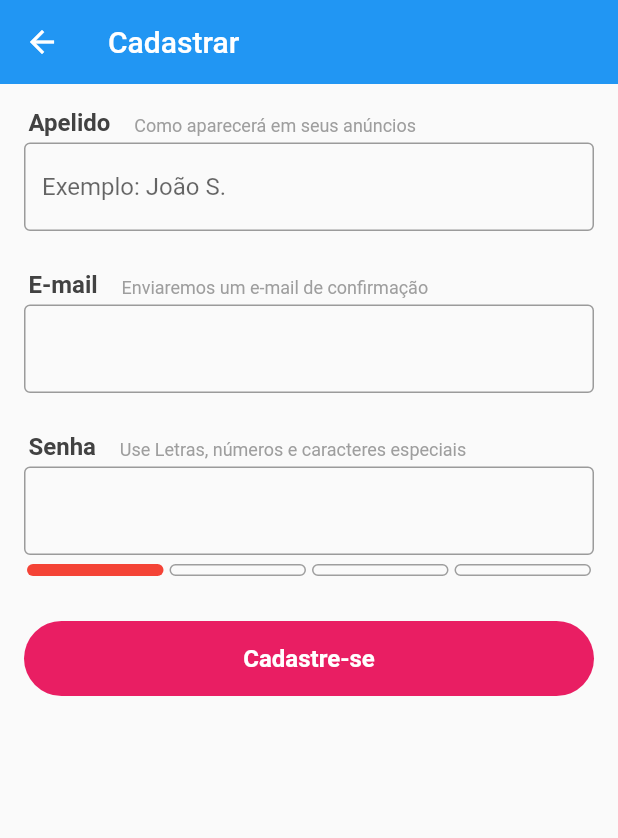
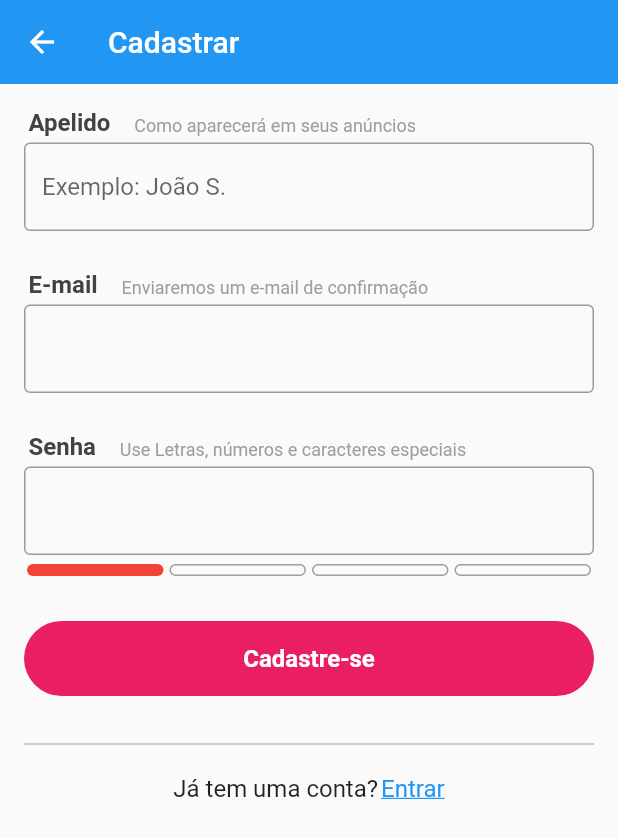
Before and after one commit to emilson-silva/xlo_flutter, a Flutter app: the SignUpScreen screen opened directly, on a phone screen of 412 x 824 dp. Shown: the top 838 px of the screen. Run offline on Flutter 3.47's test engine with Material 2 defaults, Android fonts, the phone set to English and light mode, and no system bars; our stand-ins replace brasil_fields, rxdart.

```diff
--- a/lib/models/user.dart
+++ b/lib/models/user.dart
@@ -1,5 +1,9 @@
 class User {
-  User({this.name, this.email, this.password},);
+  User({
+    this.name,
+    this.email,
+    this.password,
+  });
 
   String name;
   String email;
--- a/lib/screens/signup/signup_screen.dart
+++ b/lib/screens/signup/signup_screen.dart
@@ -1,4 +1,5 @@
 import 'package:flutter/material.dart';
+import 'package:xlo/blocs/signup_bloc.dart';
 import 'package:xlo/screens/signup/widgets/field_Title.dart';
 import 'package:xlo/screens/signup/widgets/password_field.dart';
 
@@ -9,6 +10,19 @@ class SignUpScreen extends StatefulWidget {
 
 class _SignUpScreenState extends State<SignUpScreen> {
   final GlobalKey<FormState> _formKey = GlobalKey<FormState>();
+  SignUpBloc _signUpBloc;
+
+  @override
+  void initState() {
+    super.initState();
+    _signUpBloc = SignUpBloc();
+  }
+
+  @override
+  void dispose() {
+    _signUpBloc?.dispose();
+    super.dispose();
+  }
 
   @override
   Widget build(BuildContext context) {
@@ -19,7 +33,10 @@ class _SignUpScreenState extends State<SignUpScreen> {
       ),
       body: Form(
         key: _formKey,
-        child: ListView(
+        child: StreamBuilder<SignUpBlocState>(
+            stream: _signUpBloc.outState,
+            builder: (context, snapshot) {
+              return ListView(
                 padding: EdgeInsets.symmetric(horizontal: 16.0, vertical: 16.0),
                 children: <Widget>[
                   FieldTitle(
@@ -35,6 +52,8 @@ class _SignUpScreenState extends State<SignUpScreen> {
                       if (text.length < 6) return 'Apelido muito curto';
                       return null;
                     },
+                    onSaved: _signUpBloc.setName,
+                    enabled: snapshot.data.state != SignUpState.LOADING,
                   ),
                   SizedBox(height: 26.0),
                   FieldTitle(
@@ -50,19 +69,30 @@ class _SignUpScreenState extends State<SignUpScreen> {
                         return 'E-mail inválido';
                       return null;
                     },
+                    onSaved: _signUpBloc.setEmail,
+                    enabled: snapshot.data.state != SignUpState.LOADING,
                   ),
                   SizedBox(height: 26.0),
                   FieldTitle(
                     title: 'Senha',
                     subtitle: 'Use Letras, números e caracteres especiais',
                   ),
-            PasswordField(onSaved: (text) {}),
+                  PasswordField(
+                    onSaved: _signUpBloc.setPassword,
+                    enabled: snapshot.data.state != SignUpState.LOADING,
+                  ),
                   Container(
                     margin: EdgeInsets.symmetric(vertical: 24.0),
                     height: 50.0,
                     child: RaisedButton(
                       color: Colors.pink,
-                child: Text(
+                      disabledColor: Colors.pink.withAlpha(150),
+                      child: snapshot.data.state == SignUpState.LOADING
+                          ? CircularProgressIndicator(
+                              valueColor:
+                                  AlwaysStoppedAnimation<Color>(Colors.white),
+                            )
+                          : Text(
                               'Cadastre-se',
                               style: TextStyle(
                                 color: Colors.white,
@@ -70,15 +100,48 @@ class _SignUpScreenState extends State<SignUpScreen> {
                                 fontWeight: FontWeight.w600,
                               ),
                             ),
-                onPressed: _signUp,
+                      onPressed: snapshot.data.state != SignUpState.LOADING
+                          ? _signUp
+                          : null,
                       elevation: 0,
                       shape: RoundedRectangleBorder(
                         borderRadius: BorderRadius.circular(25),
                       ),
                     ),
+                  ),
+                  Divider(
+                    color: Colors.grey,
+                  ),
+                  Padding(
+                    padding: EdgeInsets.symmetric(vertical: 12.0),
+                    child: Row(
+                      mainAxisAlignment: MainAxisAlignment.center,
+                      children: <Widget>[
+                        Text(
+                          'Já tem uma conta?',
+                          style: TextStyle(fontSize: 16.0),
+                        ),
+                        SizedBox(
+                          width: 2.0,
+                        ),
+                        GestureDetector(
+                          onTap: () {
+                            Navigator.of(context).pop();
+                          },
+                          child: Text(
+                            'Entrar',
+                            style: TextStyle(
+                                decoration: TextDecoration.underline,
+                                color: Colors.blue,
+                                fontSize: 16.0),
+                          ),
                         )
                       ],
                     ),
+                  )
+                ],
+              );
+            }),
       ),
     );
   }
@@ -86,6 +149,8 @@ class _SignUpScreenState extends State<SignUpScreen> {
   void _signUp() {
     if (_formKey.currentState.validate()) {
       _formKey.currentState.save();
+
+      _signUpBloc.signUp();
     }
   }
 }
--- a/lib/screens/signup/widgets/password_field.dart
+++ b/lib/screens/signup/widgets/password_field.dart
@@ -2,9 +2,10 @@ import 'package:flutter/material.dart';
 import 'package:flutter/widgets.dart';
 
 class PasswordField extends StatelessWidget {
-  PasswordField({this.onSaved});
+  PasswordField({this.onSaved, this.enabled});
 
   final FormFieldSetter<String> onSaved;
+  final bool enabled;
 
   @override
   Widget build(BuildContext context) {
@@ -40,6 +41,7 @@ class PasswordField extends StatelessWidget {
               ),
               obscureText: true,
               onChanged: state.didChange,
+              enabled: enabled,
             ),
             if (state.value.isEmpty)
               Container(
```
Also changed, not shown: lib/blocs/signup_bloc.dart (+25 -6 lines). Lines whose indentation alone changed are shown as unchanged.
